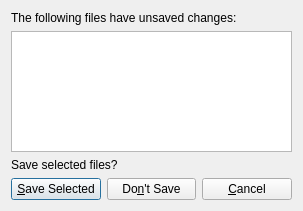
Qt form src/dialog_confirm_close.ui (mbasaglia/PixelCayman) before a commit.
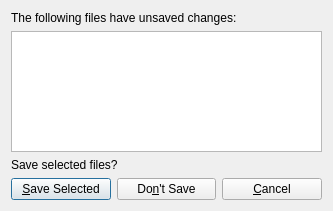
The same form after that commit. Icons and pictures are not drawn.

Commit message: Refactor classes to camel

```diff
--- a/src/dialog_confirm_close.ui
+++ b/src/dialog_confirm_close.ui
@@ -6,7 +6,7 @@
    <rect>
     <x>0</x>
     <y>0</y>
-    <width>303</width>
+    <width>333</width>
     <height>211</height>
    </rect>
   </property>
```
Left out of the diff: 20 changed lines with no effect on the pictures. The commit also changes 2 other files.
